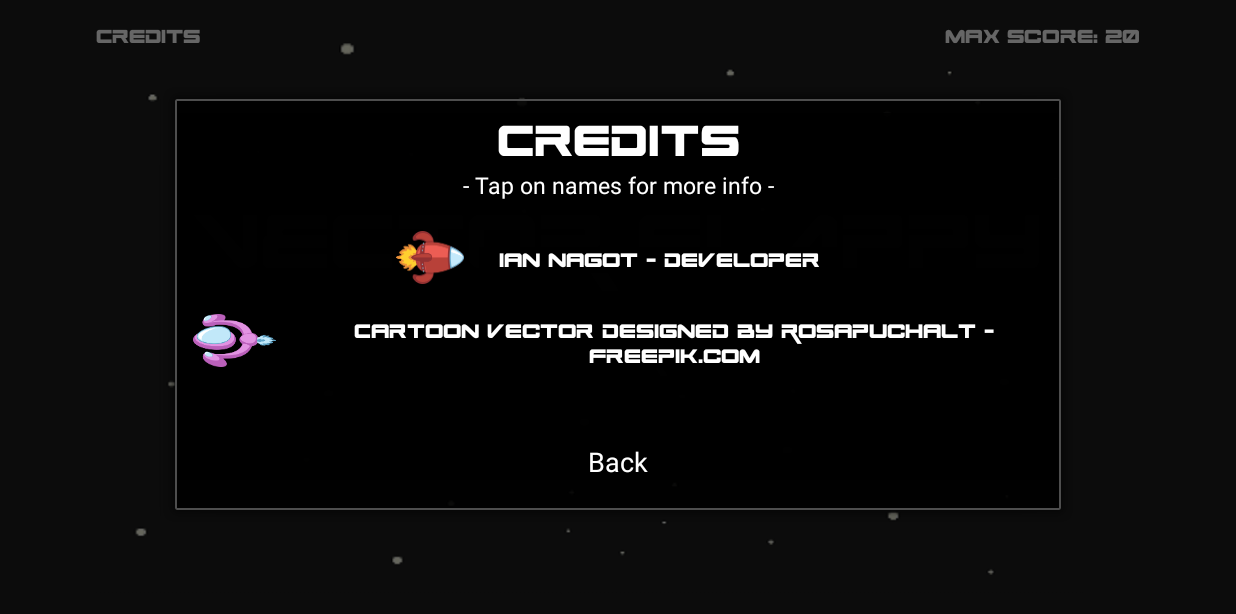
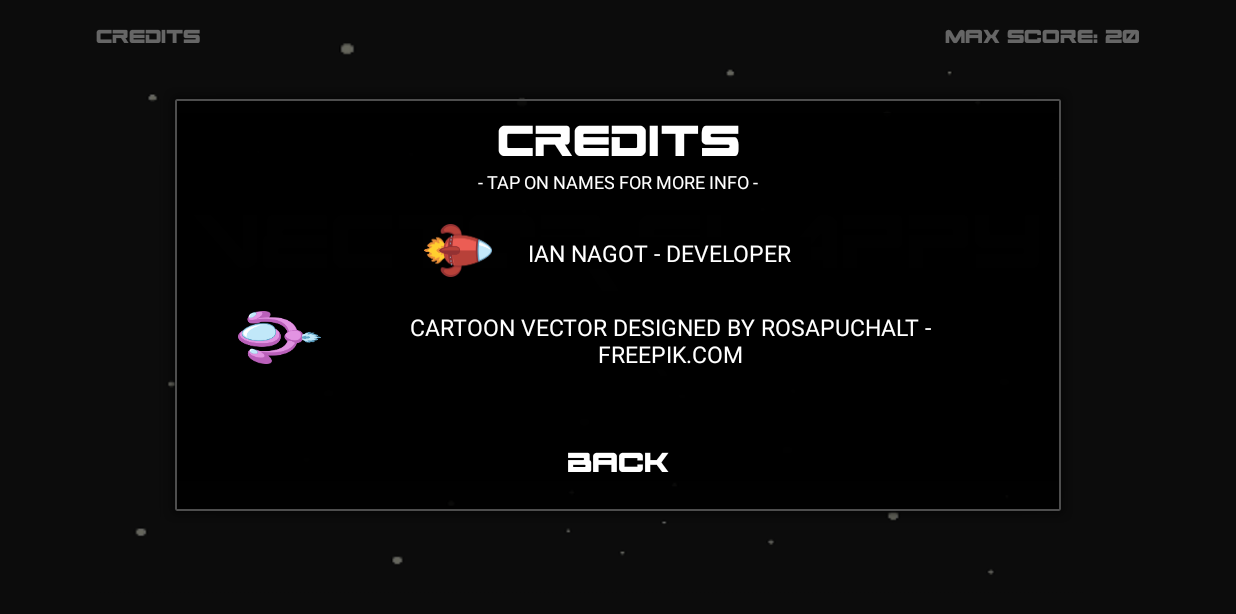
Before and after one commit to nagot21/VectorFlappy, an Android app: the screen it shows after launch (MainActivity), after a tap on "Credits", on a phone screen of 824 x 412 dp (held sideways). Shown: the top 614 px of the screen. Run offline under Robolectric (Android 15) with nearby library versions, the phone set to English and light mode, and no system bars; 1 statement that could not run was skipped; 1 other tap on this screen came first.

Commit message:
Add roboto as default font for the names on credits on MainActivity.java Add layout adjustments on dialog_credit.xml

```diff
--- a/app/src/main/java/com/nagot/vectorflappy/MainActivity.java
+++ b/app/src/main/java/com/nagot/vectorflappy/MainActivity.java
@@ -229,15 +229,26 @@ public class MainActivity extends Activity {
                 final TextView creditTitle = (TextView) dialog.findViewById(R.id.dialogCreditTitle);
                 creditTitle.setTypeface(dialogFont);
 
+                // Seta subtítulo
+
+                final TextView subTitle = (TextView) dialog.findViewById(R.id.dialogTapToInfo);
+                //subTitle.setTypeface(dialogFont);
+
                 // Seta fonte do botão de créditos nagot
 
                 final Button nagotButton = (Button) dialog.findViewById(R.id.btnNagot);
-                nagotButton.setTypeface(dialogFont);
+                //nagotButton.setTypeface(dialogFont);
 
                 // Seta fonte do botão de créditos da autora dos sprites
 
                 final Button spritesButton = (Button) dialog.findViewById(R.id.btnSprites);
-                spritesButton.setTypeface(dialogFont);
+                //spritesButton.setTypeface(dialogFont);
+
+                // Seta fonte do botão back e o instancia
+
+                final Button backButton = (Button) dialog.findViewById(R.id.btnBack);
+                backButton.setTypeface(dialogFont);
+
 
                 if (dialog != null) {
 
@@ -274,6 +285,12 @@ public class MainActivity extends Activity {
                     }
                 });
 
+                backButton.setOnClickListener(new View.OnClickListener() {
+                    @Override
+                    public void onClick(View v) {
+                        dialog.dismiss();
+                    }
+                });
 
             }
         });
--- a/app/src/main/res/layout/dialog_credits.xml
+++ b/app/src/main/res/layout/dialog_credits.xml
@@ -23,8 +23,9 @@
         android:layout_height="wrap_content"
         android:gravity="center"
         android:text="@string/tap"
+        android:textAllCaps="true"
         android:textColor="@color/white"
-        android:textSize="15sp" />
+        android:textSize="12sp" />
 
     <LinearLayout
         android:layout_width="match_parent"
@@ -52,8 +53,9 @@
             android:paddingEnd="13dp"
             android:paddingStart="13dp"
             android:text="@string/nagotCredits"
+            android:textAllCaps="true"
             android:textColor="@color/white"
-            android:textSize="18sp" />
+            android:textSize="15sp" />
 
     </LinearLayout>
 
@@ -68,9 +70,9 @@
             android:id="@+id/imageEnemy"
             android:layout_width="55dp"
             android:layout_height="35dp"
-            android:background="@drawable/enemy1"
-            android:layout_marginStart="10dp"
-            android:layout_marginLeft="10dp"/>
+            android:layout_marginLeft="40dp"
+            android:layout_marginStart="40dp"
+            android:background="@drawable/enemy1" />
 
         <Button
             android:id="@+id/btnSprites"
@@ -80,14 +82,18 @@
             android:layout_marginLeft="10dp"
             android:layout_marginStart="10dp"
             android:layout_marginTop="2dp"
+            android:layout_marginEnd="35dp"
+            android:layout_marginRight="35dp"
             android:background="@color/blackTransparent"
             android:text="@string/spritesCredits"
+            android:textAllCaps="true"
             android:textColor="@color/white"
-            android:textSize="18sp" />
+            android:textSize="15sp" />
 
     </LinearLayout>
 
     <Button
+        android:id="@+id/btnBack"
         android:layout_width="wrap_content"
         android:layout_height="wrap_content"
         android:layout_gravity="center"
@@ -95,6 +101,6 @@
         android:background="@color/blackTransparent"
         android:text="@string/back"
         android:textColor="@color/white"
-        android:textSize="18sp" />
+        android:textSize="25sp" />
 
 </LinearLayout>
```
